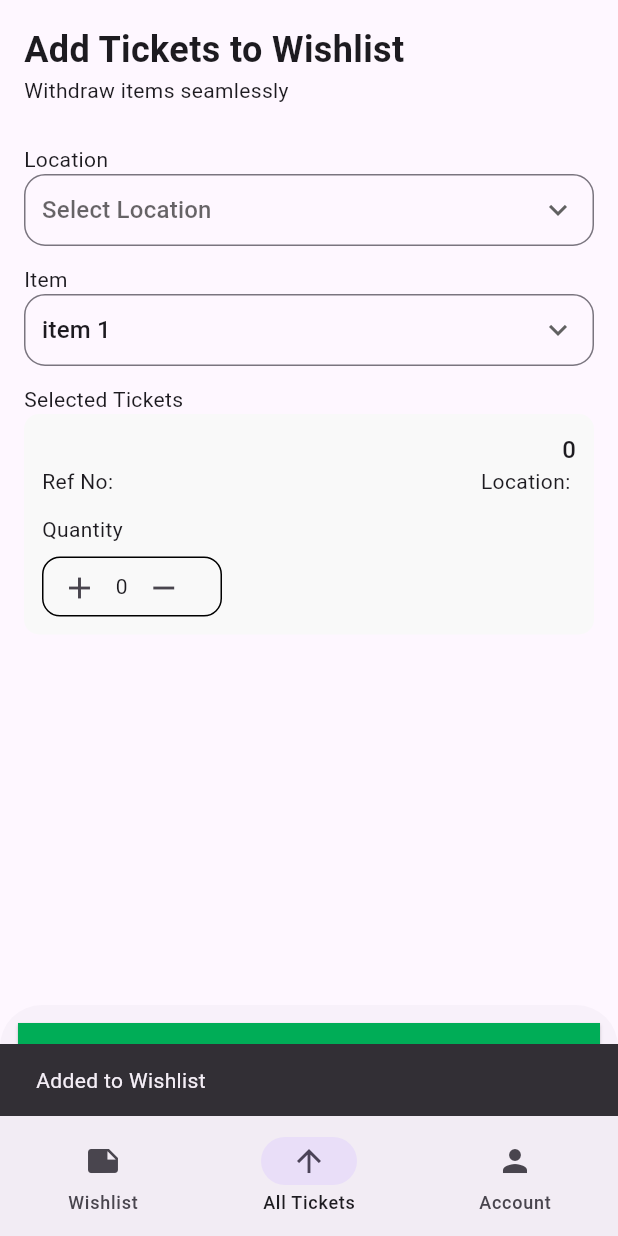
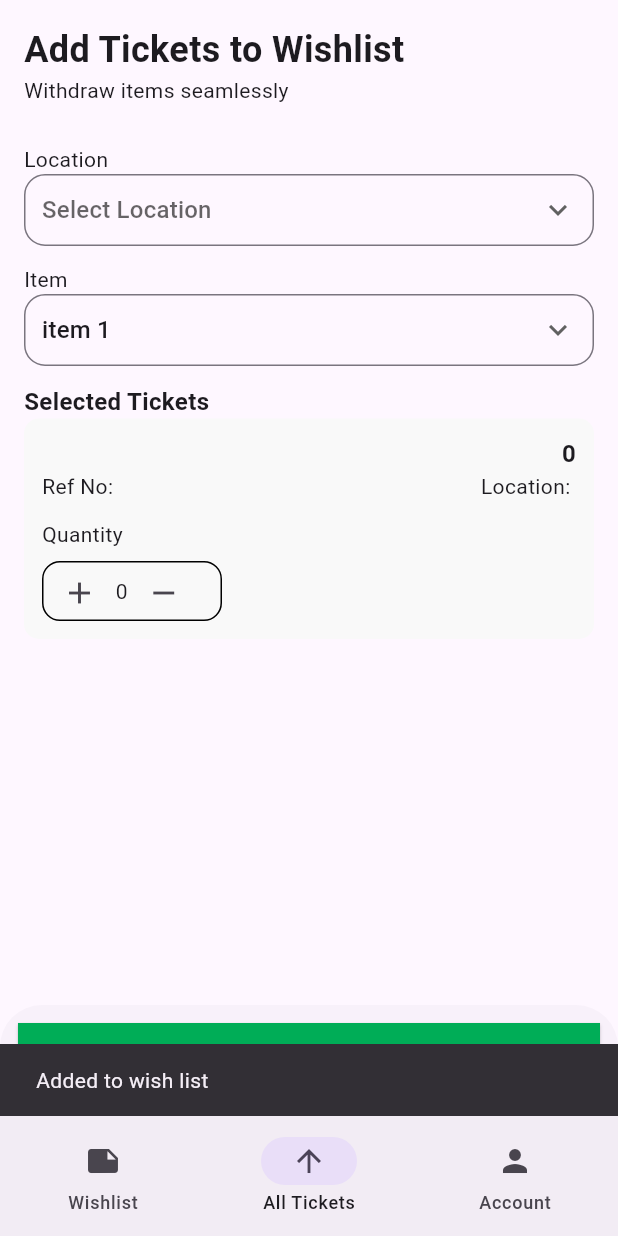
Before and after one commit to rexfilius/ticketing-app, a Flutter app: the AddWishlistScreen screen opened by its route, after a tap on "Add to Wishlist", on a phone screen of 412 x 824 dp. Run offline on Flutter 3.47's test engine with Material 3 defaults, Android fonts, the phone set to English and light mode, and no system bars; our stand-ins replace dio, equatable, flutter_riverpod, go_router.

Commit message:
refactor AddWishlist screen

```diff
--- a/lib/screens/all_tickets/ui/add_wishlist_screen.dart
+++ b/lib/screens/all_tickets/ui/add_wishlist_screen.dart
@@ -36,7 +36,10 @@ class _AddWishlistScreenState extends ConsumerState<AddWishlistScreen> {
             Text('Item'),
             TicketsDropdown(),
             SizedBox(height: 12),
-            Text('Selected Tickets'),
+            Text(
+              'Selected Tickets',
+              style: TextStyle(fontWeight: FontWeight.bold, fontSize: 16),
+            ),
             WishlistCard(),
           ],
         ),
@@ -51,10 +54,7 @@ class _AddWishlistScreenState extends ConsumerState<AddWishlistScreen> {
             shape: RoundedRectangleBorder(),
           ),
           onPressed: () {
-            ref.read(wishlistProvider.notifier).addToWishlist(ticket);
-            ScaffoldMessenger.of(
-              context,
-            ).showSnackBar(SnackBar(content: Text('Added to Wishlist')));
+            ref.read(wishlistProvider.notifier).addToWishlist(context, ticket);
           },
           child: Text(
             'Add to Wishlist',
--- a/lib/screens/all_tickets/ui_widgets/wishlist_card.dart
+++ b/lib/screens/all_tickets/ui_widgets/wishlist_card.dart
@@ -26,11 +26,11 @@ class _WishlistCardState extends ConsumerState<WishlistCard> {
             children: [
               Text(
                 ticket.artist,
-                style: TextStyle(fontWeight: FontWeight.w500, fontSize: 16),
+                style: TextStyle(fontWeight: FontWeight.w700, fontSize: 16),
               ),
               Text(
                 "${ticket.ticketPrice}",
-                style: TextStyle(fontWeight: FontWeight.w500, fontSize: 16),
+                style: TextStyle(fontWeight: FontWeight.w700, fontSize: 16),
               ),
             ],
           ),
--- a/lib/screens/wishlist/notifier/wishlist_notifier.dart
+++ b/lib/screens/wishlist/notifier/wishlist_notifier.dart
@@ -1,6 +1,7 @@
 import 'package:flutter_riverpod/flutter_riverpod.dart';
 import 'package:ticketing_app/screens/all_tickets/models/ticket_model.dart';
 import 'package:ticketing_app/screens/wishlist/model/wishlist_state.dart';
+import 'package:flutter/material.dart';
 
 final wishlistProvider = NotifierProvider<WishlistNotifier, WishlistState>(
   WishlistNotifier.new,
@@ -12,10 +13,19 @@ class WishlistNotifier extends Notifier<WishlistState> {
     return WishlistState(list: []);
   }
 
-  void addToWishlist(TicketModel ticket) {
-    if (state.list.contains(ticket)) {
+  void addToWishlist(BuildContext context, TicketModel ticket) {
+    final isDuplicate = state.list.any((t) => t.ticketRef == ticket.ticketRef);
 
+    if (isDuplicate) {
+      ScaffoldMessenger.of(
+        context,
+      ).showSnackBar(const SnackBar(content: Text('Already added')));
+      return;
     }
+
     state = state.copyWith(list: [...state.list, ticket]);
+    ScaffoldMessenger.of(
+      context,
+    ).showSnackBar(const SnackBar(content: Text('Added to wish list')));
   }
 }
```
